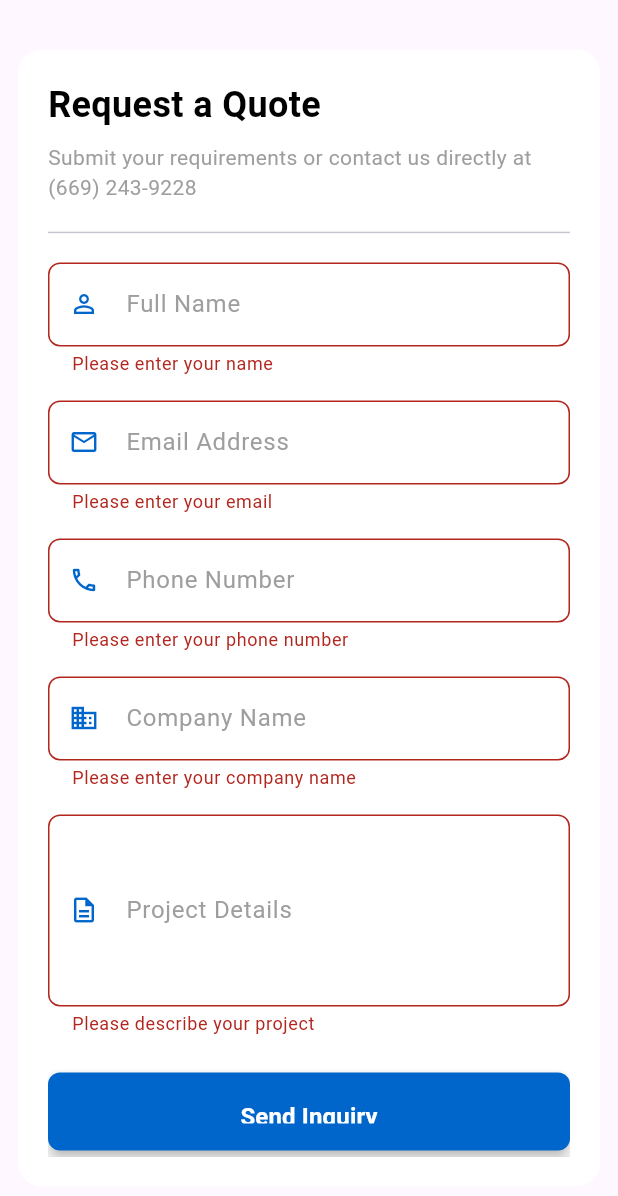
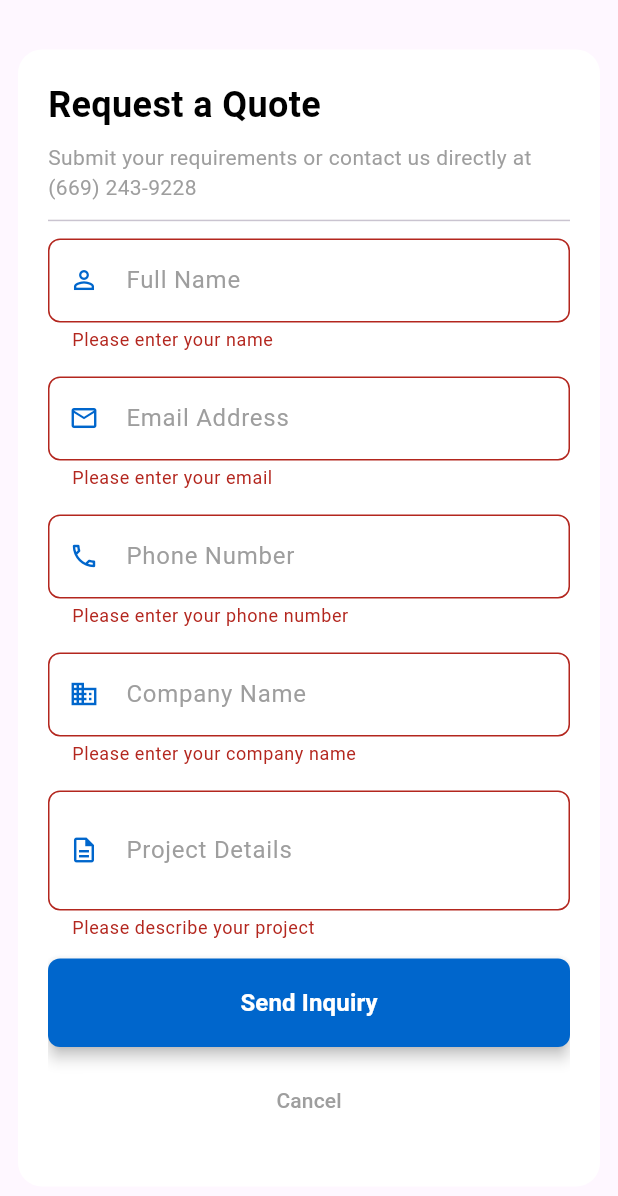
Before and after one commit to hung148/MV, a Flutter app: the QuoteFormDialog widget shown alone on an empty page, opened directly, after a tap on "Send Inquiry", on a phone screen of 412 x 824 dp. Shown: the top 1196 px of the screen. Run offline on Flutter 3.47's test engine with Material 3 defaults, Android fonts, the phone set to English and light mode, and no system bars; our stand-ins replace cloud_firestore, firebase_core, go_router; accounts and stored records are empty; generated files the repository leaves out were written again.

Commit message:
fix submit button on get clipped on phone

```diff
--- a/lib/widgets/quote_form.dart
+++ b/lib/widgets/quote_form.dart
@@ -102,7 +102,7 @@
         ),
         child: Padding(
           padding: EdgeInsets.all(hPad),
-          child: _isSuccess ? _buildSuccess() : _buildForm(),
+          child: _isSuccess ? _buildSuccess() : _buildForm(isMobile),
         ),
       ),
     );
@@ -151,7 +151,7 @@
 
   // ── Form ────────────────────────────────────────────────────────────────────
 
-  Widget _buildForm() {
+  Widget _buildForm(bool isMobile) {
     return SingleChildScrollView(
       child: Form(
         key: _formKey,
@@ -165,7 +165,7 @@
               'Submit your requirements or contact us directly at ${CompanyContact.phone}',
               style: ShopStyles.body,
             ),
-            const Divider(height: 40),
+            Divider(height: isMobile ? 24 : 40),
 
             _buildField(
               controller: _nameController,
@@ -213,7 +213,7 @@
               controller: _detailsController,
               label: 'Project Details',
               icon: Icons.description_outlined,
-              maxLines: 4,
+              maxLines: isMobile ? 2 : 4,
               maxLength: 1000,
               validator: (v) {
                 if (v == null || v.trim().isEmpty) return 'Please describe your project';
@@ -247,12 +247,11 @@
               ),
             ],
 
-            const SizedBox(height: 24),
+            SizedBox(height: isMobile ? 12 : 24),
 
             // Submit button
             SizedBox(
               width: double.infinity,
-              height: 52,
               child: ElevatedButton(
                 onPressed: _isLoading ? null : _submit,
                 style: ShopStyles.primaryButton,
```
Also changed, not shown: 1 other file.
